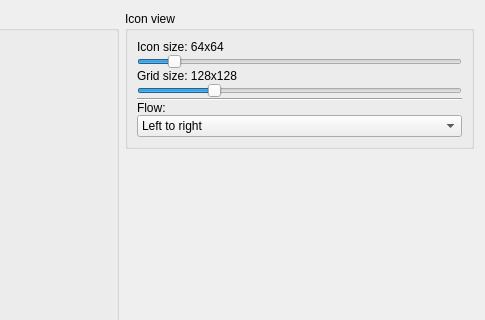
Before: the Qt Designer form src/plugins/filemanagerplugin/filemanagersettingswidget.ui in ABBAPOH/andromeda, drawn with Qt 5; both pictures show x 241 to 726 and y 0 to 320 of the 726 by 541 pixel window.
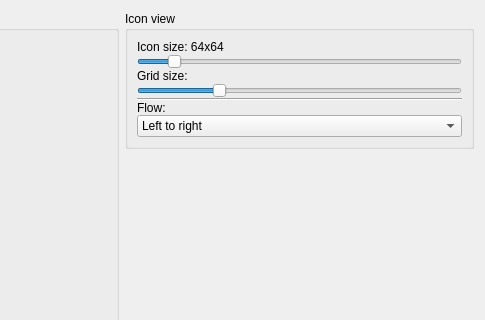
After: the same form once the commit is applied.

Commit message: Fixed grid size settings and selection in list mode

The edit to the form file:
```diff
--- a/src/plugins/filemanagerplugin/filemanagersettingswidget.ui
+++ b/src/plugins/filemanagerplugin/filemanagersettingswidget.ui
@@ -149,26 +149,26 @@
       <item>
        <widget class="QLabel" name="gridSizeLabel">
         <property name="text">
-         <string>Grid size: 128x128</string>
+         <string>Grid size:</string>
         </property>
        </widget>
       </item>
       <item>
        <widget class="QSlider" name="gridSizeSlider">
         <property name="minimum">
-         <number>4</number>
+         <number>1</number>
         </property>
         <property name="maximum">
-         <number>128</number>
+         <number>100</number>
         </property>
         <property name="singleStep">
          <number>4</number>
         </property>
         <property name="pageStep">
-         <number>16</number>
+         <number>10</number>
         </property>
         <property name="value">
-         <number>32</number>
+         <number>25</number>
         </property>
         <property name="orientation">
          <enum>Qt::Horizontal</enum>
```
Left out of the diff: 2 changed lines with no effect on the pictures. The commit also changes 1 other file.
